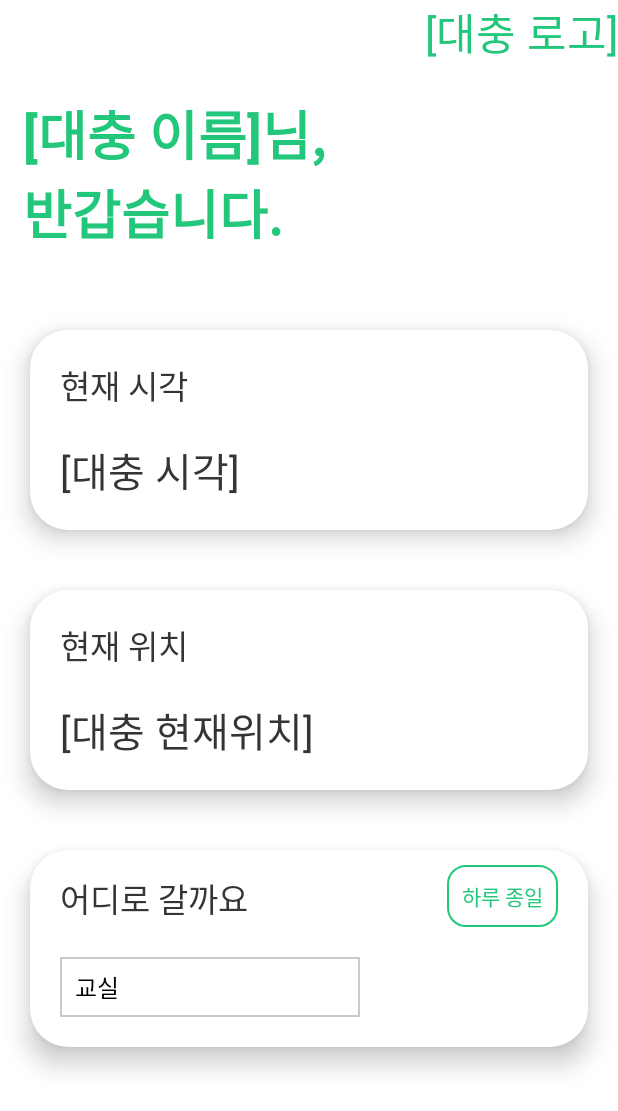
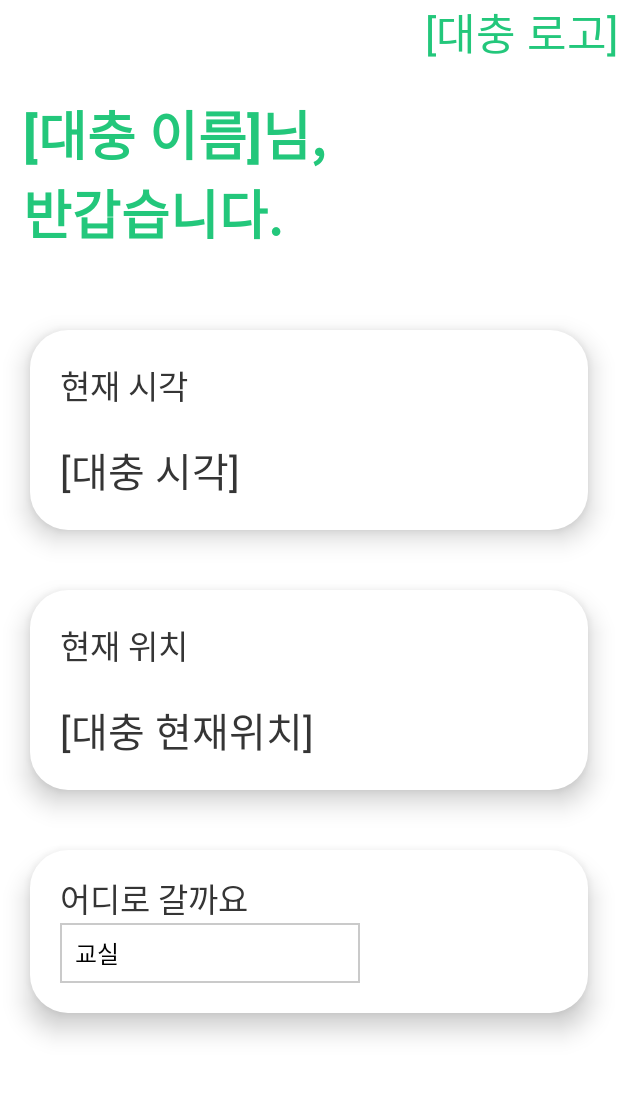
Before and after one commit to taegeon-ryan/Node-Order, an Android app: the StudentActivity screen opened directly, with no data from a screen before it, on a phone screen of 412 x 824 dp. Shown: the top 1111 px of the screen. Run offline under Robolectric (Android 15) with nearby library versions, the phone set to English and light mode, and no system bars; our stand-ins replace Firebase (no records; nobody signed in at launch, a user with empty details on screens opened directly); 2 statements that could not run were skipped.

```diff
--- a/app/src/main/java/jp/dylee/nodeorder/StudentActivity.java
+++ b/app/src/main/java/jp/dylee/nodeorder/StudentActivity.java
@@ -6,25 +6,46 @@ import android.view.View;
 import android.widget.AdapterView;
 import android.widget.ArrayAdapter;
 import android.widget.Spinner;
-import android.widget.Toast;
+import android.widget.TextView;
+
+import com.google.firebase.database.DatabaseReference;
+import com.google.firebase.database.FirebaseDatabase;
+
+import java.util.HashMap;
+import java.util.Map;
 
 public class StudentActivity extends Activity {
+    FirebaseDatabase database = FirebaseDatabase.getInstance();
+    DatabaseReference mDatabase = database.getReference("student");
     ArrayAdapter<CharSequence>  adspin;
-
+    Map<String, Object> childUpdates = new HashMap<>();
+    TextView namae;
     @Override
     protected void onCreate(Bundle savedInstanceState) { // 성범아 사랑해
         super.onCreate(savedInstanceState);
         setContentView(R.layout.student_main);
 
-        Spinner spinner = (Spinner) findViewById(R.id.spin_heya);
+        namae = (TextView)findViewById(R.id.namae);
+
+        final Spinner spinner = (Spinner) findViewById(R.id.spin_heya);
         spinner.setPrompt("어디로 갈까요?");
 
         adspin = ArrayAdapter.createFromResource(this, R.array.heyas,    android.R.layout.simple_spinner_item);
 
         adspin.setDropDownViewResource(android.R.layout.simple_spinner_dropdown_item);
         spinner.setAdapter(adspin);
+
         spinner.setOnItemSelectedListener(new AdapterView.OnItemSelectedListener() {
             public void onItemSelected(AdapterView<?> parent, View view, int position, long id) {
+                String key = mDatabase.child("student").push().getKey();
+                String saru = (String)spinner.getSelectedItem();
+                Student student = new Student(namae.getText().toString(), , saru);
+                Map<String, Object> postValues = student.toMap();
+
+
+                childUpdates.put("/student/" + key, postValues);
+
+                mDatabase.updateChildren(childUpdates);
 
             }
             public void onNothingSelected(AdapterView<?>  parent) {
--- a/app/src/main/res/layout/student_main.xml
+++ b/app/src/main/res/layout/student_main.xml
@@ -116,16 +116,6 @@
                 android:layout_width="wrap_content"
                 android:layout_height="wrap_content"></TextView>
 
-            <Button
-                android:layout_width="wrap_content"
-                android:layout_height="wrap_content"
-                android:layout_gravity="right"
-                android:layout_marginTop="20dp"
-                android:layout_marginRight="20dp"
-                android:background="@drawable/haruzongil"
-                android:padding="10dp"
-                android:text="하루 종일"
-                android:textColor="#23C77B"></Button>
         </LinearLayout>
         <Spinner
             android:background="@drawable/xml_border"
```
Also changed, not shown: app/src/main/java/jp/dylee/nodeorder/Student.java (added, +42 -0 lines).
